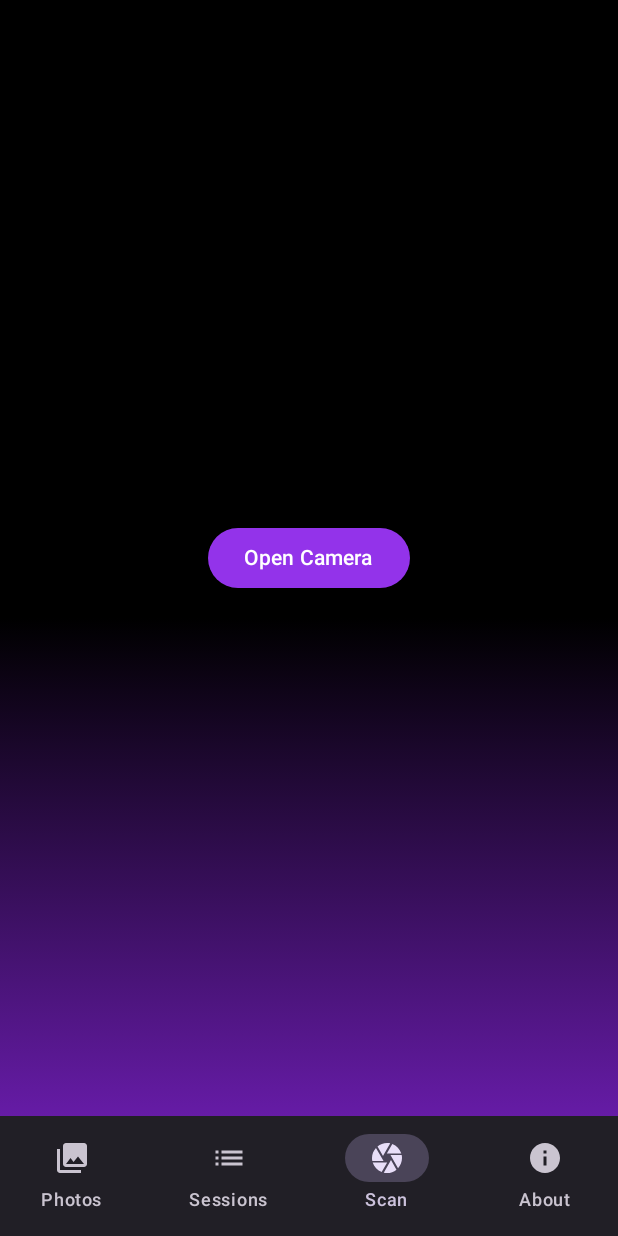
After one commit to bitcrafterapps/stax, an Android app built with Jetpack Compose: the ScanScreen screen opened through its navigation route, on a phone screen of 412 x 824 dp. The commit adds this screen. Run offline under Robolectric (Android 15) with nearby library versions, the phone set to English and light mode, and no system bars.

Commit message:
session management

```diff
--- a/app/src/main/java/com/example/stax/navigation/AppNavigation.kt
+++ b/app/src/main/java/com/example/stax/navigation/AppNavigation.kt
@@ -7,6 +7,7 @@ import androidx.compose.material.icons.filled.Add
 import androidx.compose.material.icons.filled.Info
 import androidx.compose.material.icons.filled.List
 import androidx.compose.material.icons.filled.PhotoLibrary
+import androidx.compose.material.icons.filled.Camera
 import androidx.compose.material3.FloatingActionButton
 import androidx.compose.material3.Icon
 import androidx.compose.material3.NavigationBar
@@ -48,6 +49,7 @@ import com.example.stax.ui.screens.CasinoSessionsScreen
 import com.example.stax.ui.screens.DashboardScreen
 import com.example.stax.ui.screens.FullScreenImageViewer
 import com.example.stax.ui.screens.PhotoGalleryScreen
+import com.example.stax.ui.screens.ScanScreen
 import com.example.stax.ui.screens.SessionDetailScreen
 import com.example.stax.ui.screens.SessionsScreen
 import com.example.stax.ui.screens.SplashScreen
@@ -61,6 +63,7 @@ sealed class Screen(
     object Splash : Screen("splash")
     object Photos : Screen("photos", "Photos", Icons.Default.PhotoLibrary)
     object Sessions : Screen("sessions", "Sessions", Icons.Default.List)
+    object Scan : Screen("scan", "Scan", Icons.Default.Camera)
     object About : Screen("about", "About", Icons.Default.Info)
     object CasinoSessions : Screen("casino_sessions/{casinoName}") {
         fun createRoute(casinoName: String) = "casino_sessions/$casinoName"
@@ -90,7 +93,7 @@ fun AppNavigation(photosJson: MutableState<String>) {
     val application = context.applicationContext as Application
     var showAddSessionDialog by remember { mutableStateOf(false) }
 
-    val navItems = listOf(Screen.Photos, Screen.Sessions, Screen.About)
+    val navItems = listOf(Screen.Photos, Screen.Sessions, Screen.Scan, Screen.About)
     val navBackStackEntry by navController.currentBackStackEntryAsState()
     val currentDestination = navBackStackEntry?.destination
 
@@ -211,6 +214,13 @@ fun AppNavigation(photosJson: MutableState<String>) {
                         navController.navigate(Screen.SessionDetail.createRoute(sessionId))
                     },
                     sessionsViewModel = viewModel
+                )
+            }
+            composable(Screen.Scan.route) {
+                ScanScreen(
+                    onOpenCamera = {
+                        // Will implement camera functionality later
+                    }
                 )
             }
             composable(Screen.About.route) {
--- /dev/null
+++ b/app/src/main/java/com/example/stax/ui/screens/ScanScreen.kt
@@ -0,0 +1,31 @@
+package com.example.stax.ui.screens
+
+import androidx.compose.foundation.layout.Arrangement
+import androidx.compose.foundation.layout.Column
+import androidx.compose.foundation.layout.fillMaxSize
+import androidx.compose.foundation.layout.padding
+import androidx.compose.material3.Button
+import androidx.compose.material3.Scaffold
+import androidx.compose.material3.Text
+import androidx.compose.runtime.Composable
+import androidx.compose.ui.Alignment
+import androidx.compose.ui.Modifier
+
+@Composable
+fun ScanScreen(
+    onOpenCamera: () -> Unit
+) {
+    Scaffold { paddingValues ->
+        Column(
+            modifier = Modifier
+                .fillMaxSize()
+                .padding(paddingValues),
+            horizontalAlignment = Alignment.CenterHorizontally,
+            verticalArrangement = Arrangement.Center
+        ) {
+            Button(onClick = onOpenCamera) {
+                Text("Open Camera")
+            }
+        }
+    }
+}
```
Also changed, not shown: app/src/main/java/com/example/stax/ui/screens/SessionDetailScreen.kt (+54 -7 lines), app/src/main/java/com/example/stax/ui/screens/SessionsScreen.kt (+18 -2 lines).
